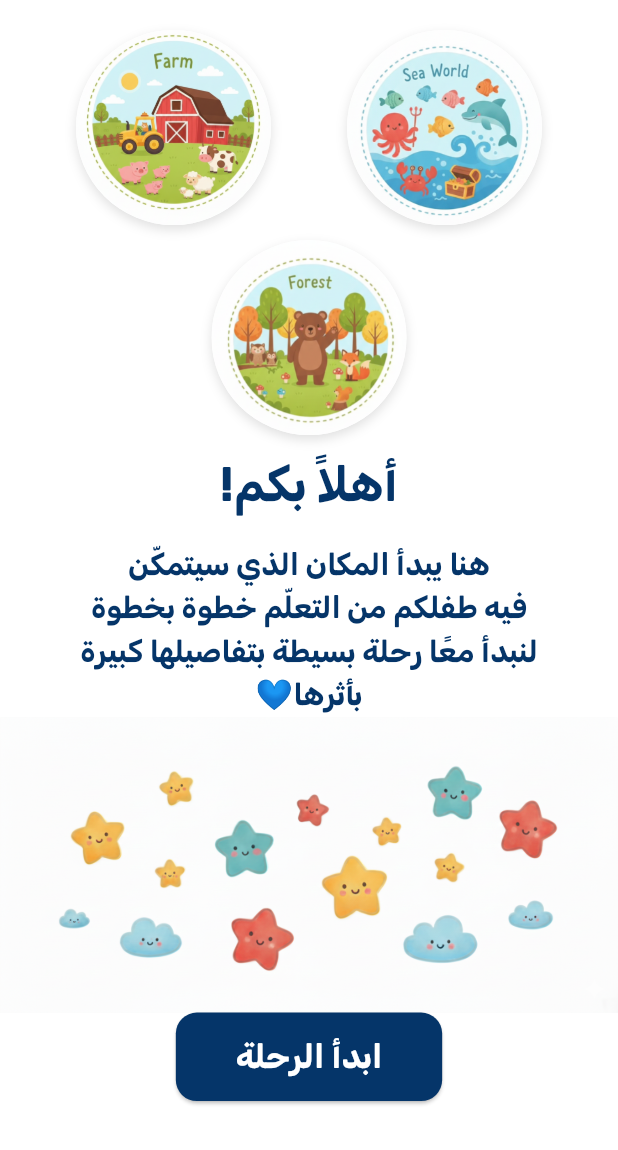
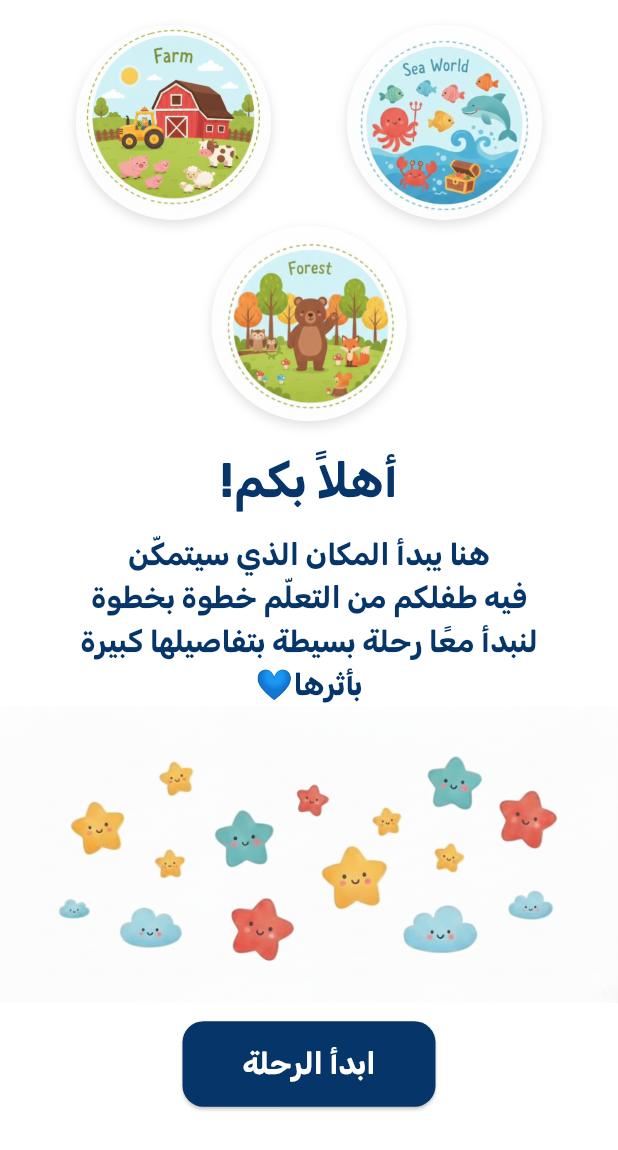
Before and after one commit to MohammedEhab0/face_quest, a Flutter app: the screen it shows after launch, on a phone screen of 412 x 824 dp. Shown: the top 1150 px of the screen. Run offline on Flutter 3.47's test engine with Material 3 defaults, Android fonts, the phone set to English and light mode, and no system bars; our stand-ins replace audioplayers, google_fonts, permission_handler, video_player; missing offline and left inert: model_viewer_plus.

Commit message:
update  all files

```diff
--- a/lib/Utils/AppStyle.dart
+++ b/lib/Utils/AppStyle.dart
@@ -4,40 +4,40 @@ import 'package:google_fonts/google_fonts.dart';
 import 'AppColors.dart';
 
 class AppStyle {
-  static TextStyle bold24DarkBlue = GoogleFonts.rubik( fontSize: 24,
+  static TextStyle bold24DarkBlue = GoogleFonts.rubik( fontSize: 22,
       fontWeight: FontWeight.bold,
       color: AppColors.darkBlue);
 
   static TextStyle bold30DarkBlue = GoogleFonts.rubik(
-      fontSize: 30,
+      fontSize: 26,
       fontWeight: FontWeight.bold,
       color: AppColors.darkBlue);
   static TextStyle bold24White = GoogleFonts.rubik(
-      fontSize: 22,
+      fontSize: 20,
       fontWeight: FontWeight.bold,
       color: AppColors.white);
   static TextStyle bold30White = GoogleFonts.rubik(
-      fontSize: 28,
+      fontSize: 26,
       fontWeight: FontWeight.bold,
       color: AppColors.white);
   static TextStyle bold24Sky = GoogleFonts.rubik(
-      fontSize: 24,
+      fontSize: 20,
       fontWeight: FontWeight.bold,
       color: AppColors.sky);
   static TextStyle bold30Sky = GoogleFonts.rubik(
-      fontSize: 30,
+      fontSize: 26,
       fontWeight: FontWeight.bold,
       color: AppColors.sky);
   static TextStyle bold24GrayBlue = GoogleFonts.rubik(
-      fontSize: 24,
+      fontSize: 20,
       fontWeight: FontWeight.bold,
       color: AppColors.grayBlue);
   static TextStyle bold30GrayBlue = GoogleFonts.rubik(
-      fontSize: 30,
+      fontSize: 26,
       fontWeight: FontWeight.bold,
       color: AppColors.grayBlue);
   static TextStyle bold24LightBlue = GoogleFonts.rubik(
-      fontSize: 24,
+      fontSize: 20,
       fontWeight: FontWeight.bold,
       color: AppColors.lightBlue);
 
--- a/lib/view/onboarding_screen.dart
+++ b/lib/view/onboarding_screen.dart
@@ -28,6 +28,7 @@ class OnboardingScreen extends StatelessWidget {
   }
 
   void _showPermissionRequiredDialog(BuildContext context) {
+
     showDialog(
       context: context,
       builder: (context) {
@@ -59,13 +60,15 @@ class OnboardingScreen extends StatelessWidget {
 
   @override
   Widget build(BuildContext context) {
+    double width = MediaQuery.of(context).size.width;
+    double height = MediaQuery.of(context).size.height;
     return Scaffold(
       backgroundColor: Colors.white,
       body: SafeArea(
         child: SingleChildScrollView(
           child: Column(
             children: [
-              const SizedBox(height: 20),
+              SizedBox(height: height*.02),
 
               /// ---------------------- TOP IMAGES ----------------------
               Row(
@@ -76,11 +79,11 @@ class OnboardingScreen extends StatelessWidget {
                 ],
               ),
 
-              const SizedBox(height: 10),
+              SizedBox(height: height*.005),
 
               _worldCircle(AppAssets.forestWorld),
 
-              const SizedBox(height: 10),
+              SizedBox(height: height*.02),
 
               /// ---------------------- TITLE ----------------------
               Text(
@@ -89,11 +92,11 @@ class OnboardingScreen extends StatelessWidget {
                 textDirection: TextDirection.rtl,
               ),
 
-              const SizedBox(height: 16),
+              SizedBox(height: height*.015),
 
               /// ---------------------- BODY TEXT ----------------------
               Padding(
-                padding: const EdgeInsets.symmetric(horizontal: 20),
+                padding: const EdgeInsets.symmetric(horizontal: 15),
                 child: Text(
                   "هنا يبدأ المكان الذي سيتمكّن\n"
                       "فيه طفلكم من التعلّم خطوة بخطوة\n"
@@ -109,7 +112,7 @@ class OnboardingScreen extends StatelessWidget {
               Image.asset(
                 AppAssets.stars,
                 fit: BoxFit.fitWidth,
-              ),
+              ), SizedBox(height: height*.015),
 
               /// ---------------------- START BUTTON ----------------------
               Padding(
```
Also changed, not shown: lib/Utils/animalCard.dart (+5 -3 lines), lib/view/HomePage.dart (+6 -3 lines), lib/view/WorldScreen/FarmScreen.dart (+7 -7 lines), lib/view/WorldScreen/ForestScreen.dart (+7 -7 lines), lib/view/WorldScreen/OceanScreen.dart (+7 -7 lines), lib/view/ar/ARAnimalPage.dart (+6 -4 lines), lib/view/video_intro_screen.dart (+23 -24 lines).
